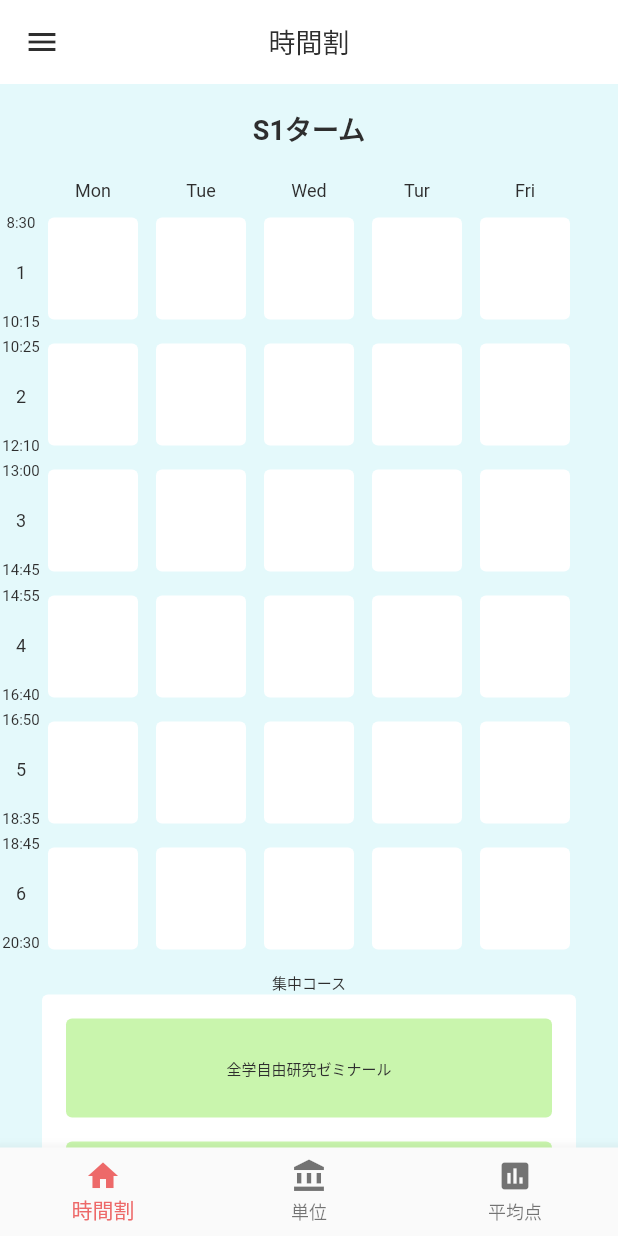
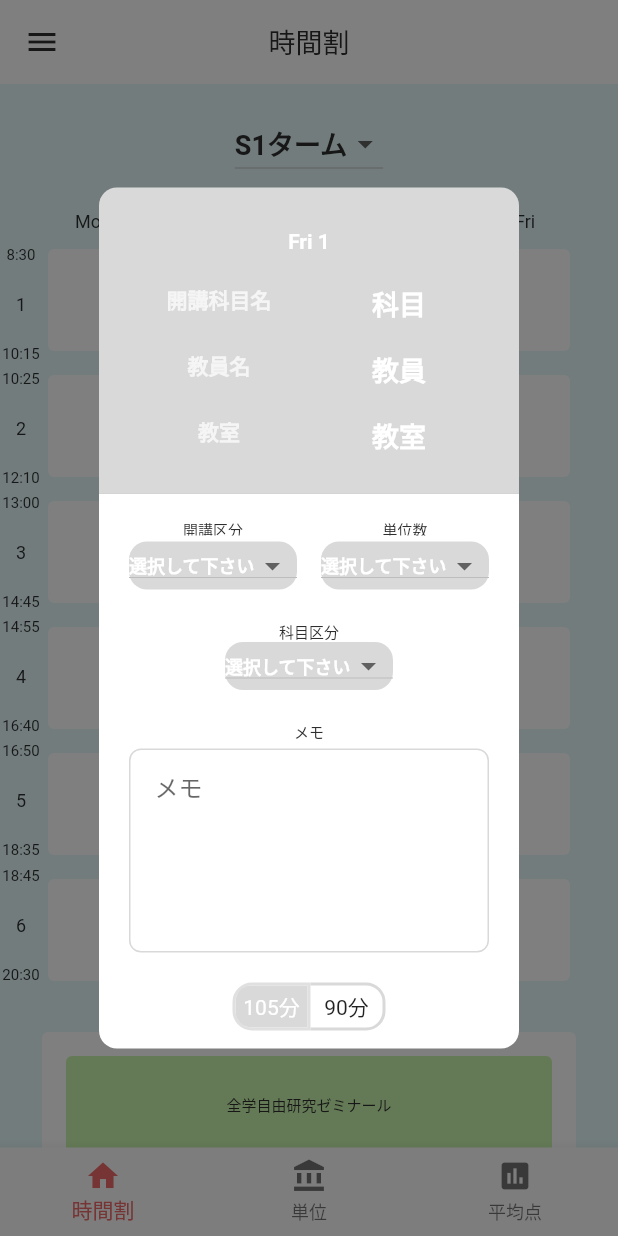
Before and after one commit to kaorulego5x/UTime, a Flutter app: the screen it shows after launch, after a tap on "全学自由研究ゼミナール", on a phone screen of 412 x 824 dp. Run offline on Flutter 3.47's test engine with Material 2 defaults, Android fonts, the phone set to English and light mode, and no system bars; Roboto replaces fonts that are missing (Noto Sans JP).

Commit message:
make menu

```diff
--- a/lib/lecture_dialog.dart
+++ b/lib/lecture_dialog.dart
@@ -44,7 +44,7 @@ class LectureDialog {
                     child: Column(
                       children: [
                         Container(
-                          margin: EdgeInsets.only(top: 20, bottom: 8),
+                          margin: EdgeInsets.only(top: 28, bottom: 8),
                           child: Text(
                             'Fri 1',
                             textAlign: TextAlign.center,
@@ -195,16 +195,29 @@ class LectureDialog {
                           ),
                         ),
                         //メモ
-                        _section('メモ'),
-                        TextField(
+                        Container(
+                            margin: EdgeInsets.only(top: 20, bottom: 4),
+                            child: _section('メモ')),
+                        Container(
+                            height: 136,
+                            width: 240,
+                            decoration: BoxDecoration(
+                              border: Border.all(color: UtimeColors.subject7),
+                              borderRadius: BorderRadius.circular(8),
+                            ),
+                            child: TextField(
                               keyboardType: TextInputType.multiline,
                               maxLines: null,
                               decoration: InputDecoration(
-                            hintText: "メモ",
+                                hintText: "　メモ",
+                                border: InputBorder.none,
                               ),
-                        ),
+                            )),
                         //授業時間ボタン
-                        ToggleButtons(
+                        Container(
+                          height: 32,
+                          margin: EdgeInsets.only(top: 20),
+                          child: ToggleButtons(
                             isSelected: isSelected,
                             onPressed: (index) {},
                             children: [
@@ -216,6 +229,7 @@ class LectureDialog {
                             borderRadius: BorderRadius.circular(12.0),
                             selectedColor: UtimeColors.white,
                             fillColor: UtimeColors.subject7,
+                          ),
                         ),
                       ],
                     ),
--- a/lib/timetables.dart
+++ b/lib/timetables.dart
@@ -2,6 +2,7 @@ import 'package:flutter/material.dart';
 
 import 'package:utime/lecture_dialog.dart';
 import 'package:utime/utime_colors.dart';
+import 'package:utime/lecture_dialog.dart';
 
 class TimeTables extends StatefulWidget {
   const TimeTables({Key? key}) : super(key: key);
@@ -12,8 +13,16 @@ class TimeTables extends StatefulWidget {
 }
 
 class _TimeTablesState extends State<TimeTables> {
+  //表示しているターム
+  var _term = '';
+
+  //ドロップダウンボタンで使うやつ
+  String? _SelectedKey = null;
+
   @override
   Widget build(BuildContext context) {
+    //アップバーの高さを取得
+    final double appBarHeight = AppBar().preferredSize.height;
     // デバイスの縦幅と横幅を取得する
     final double screenHeight = MediaQuery.of(context).size.height;
     final double screenWidth = MediaQuery.of(context).size.width;
@@ -24,9 +33,13 @@ class _TimeTablesState extends State<TimeTables> {
 
     return Scaffold(
       appBar: AppBar(
-        leading: Icon(
+        leading: IconButton(
+          icon: Icon(
             Icons.menu,
             color: UtimeColors.textColor,
+          ),
+          //↓なんかこれ上手くいかないです、直せる方お願いします
+          onPressed: () => _onMenuButtonTapped(),
         ),
         centerTitle: true,
         title: Text(
@@ -39,6 +52,9 @@ class _TimeTablesState extends State<TimeTables> {
         backgroundColor: UtimeColors.white,
         elevation: 0.0,
       ),
+      drawer: Drawer(
+        child: _onMenuButtonTapped(),
+      ),
       body: SingleChildScrollView(
         child: Container(
           color: UtimeColors.backgroundColor,
@@ -48,13 +64,26 @@ class _TimeTablesState extends State<TimeTables> {
                 //ターム
                 Container(
                   padding: EdgeInsets.all(16.0),
-                  child: Text(
-                    'S1ターム',
+                  child: DropdownButton<dynamic>(
+                    hint: Text('S1ターム',
+                        textAlign: TextAlign.center,
                         style: TextStyle(
                           fontSize: 18,
                           fontWeight: FontWeight.bold,
                           color: UtimeColors.textColor,
-                    ),
+                        )),
+                    items: [
+                      _dropdownMenuItem('S1'),
+                      _dropdownMenuItem('S2'),
+                      _dropdownMenuItem('A1'),
+                      _dropdownMenuItem('A2'),
+                    ],
+                    value: _SelectedKey,
+                    onChanged: (value) {
+                      setState(() {
+                        _SelectedKey = value ?? 'A';
+                      });
+                    },
                   ),
                 ),
                 //曜日
@@ -151,6 +180,7 @@ class _TimeTablesState extends State<TimeTables> {
                       Container(
                         height: 16,
                         alignment: Alignment.center,
+                        margin: EdgeInsets.only(bottom: 4),
                         child: Text(
                           '集中コース',
                           style: TextStyle(
@@ -191,7 +221,7 @@ class _TimeTablesState extends State<TimeTables> {
               icon: Icon(Icons.account_balance), label: '単位'),
           BottomNavigationBarItem(icon: Icon(Icons.poll), label: '平均点'),
         ],
-        fixedColor: Color(0xFFED6969),
+        fixedColor: UtimeColors.tabAccent,
         type: BottomNavigationBarType.fixed,
       ),
     );
@@ -242,7 +272,7 @@ class _TimeTablesState extends State<TimeTables> {
     ));
   }
 
-  //コマのウィジェット
+  //1コマのウィジェット
   Expanded _createLecture() {
     return (Expanded(
       child: SizedBox(
@@ -312,9 +342,86 @@ class _TimeTablesState extends State<TimeTables> {
             primary: UtimeColors.subject6,
             elevation: 0,
           ),
-          onPressed: () {},
+          onPressed: () {
+            LectureDialog(
+              context,
+            ).showLectureDialog();
+          },
         ),
       )),
     );
   }
+
+  //メニューボタンをタップした時
+  _onMenuButtonTapped() {
+    return (ListView(children: <Widget>[
+      SizedBox(
+        height: 64,
+        child: DrawerHeader(
+          child: Text(
+            'UTime',
+            style: TextStyle(
+              fontSize: 18,
+              color: UtimeColors.menuAccent,
+            ),
+          ),
+          decoration: BoxDecoration(
+            color: UtimeColors.white,
+            border: Border(
+              bottom: BorderSide(color: UtimeColors.menuAccent),
+            ),
+          ),
+        ),
+      ),
+      ListTile(
+        title: Text('1年',
+            style: TextStyle(
+              fontSize: 16,
+              color: UtimeColors.menuAccent,
+            )),
+      ),
+      _listTitle('S1ターム', '1S1'),
+      _listTitle('S2ターム', '1S2'),
+      _listTitle('A1ターム', '1A1'),
+      _listTitle('A2ターム', '1A2'),
+      ListTile(
+        title: Text('2年',
+            style: TextStyle(
+              fontSize: 16,
+              color: UtimeColors.menuAccent,
+            )),
+      ),
+      _listTitle('S1ターム', '2S1'),
+      _listTitle('S2ターム', '2S2'),
+      _listTitle('A1ターム', '2A1'),
+      _listTitle('A2ターム', '2A2'),
+    ]));
   }
+
+  //メニューに表示されているリストの要素
+  ListTile _listTitle(String t1, String t2) {
+    return (ListTile(
+      title: Text(t1),
+      onTap: () {
+        setState(() => _term = t2);
+        Navigator.pop(context);
+      },
+    ));
+  }
+
+  //ドロップダウンボタンの選択肢
+  DropdownMenuItem _dropdownMenuItem(String item) {
+    return (DropdownMenuItem(
+      child: Text(
+        item,
+        textAlign: TextAlign.center,
+        style: TextStyle(
+          fontSize: 18,
+          //fontWeight: FontWeight.bold,
+          color: UtimeColors.textColor,
+        ),
+      ),
+      value: item,
+    ));
+  }
+}
--- a/lib/utime_colors.dart
+++ b/lib/utime_colors.dart
@@ -4,8 +4,14 @@ class UtimeColors {
   //背景
   static final backgroundColor = Color(0xFFE4F9FB);
 
+  //タブのアクセントカラー
+  static final tabAccent = Color(0xFFED6969);
+
   //白
   static final white = Color(0xFFFFFFFF);
+
+  //メニューバーのアクセントカラー
+  static final menuAccent = Color(0xFF50819C);
 
   //文字の色
   //black80%
```
Lines whose indentation alone changed are shown as unchanged.
